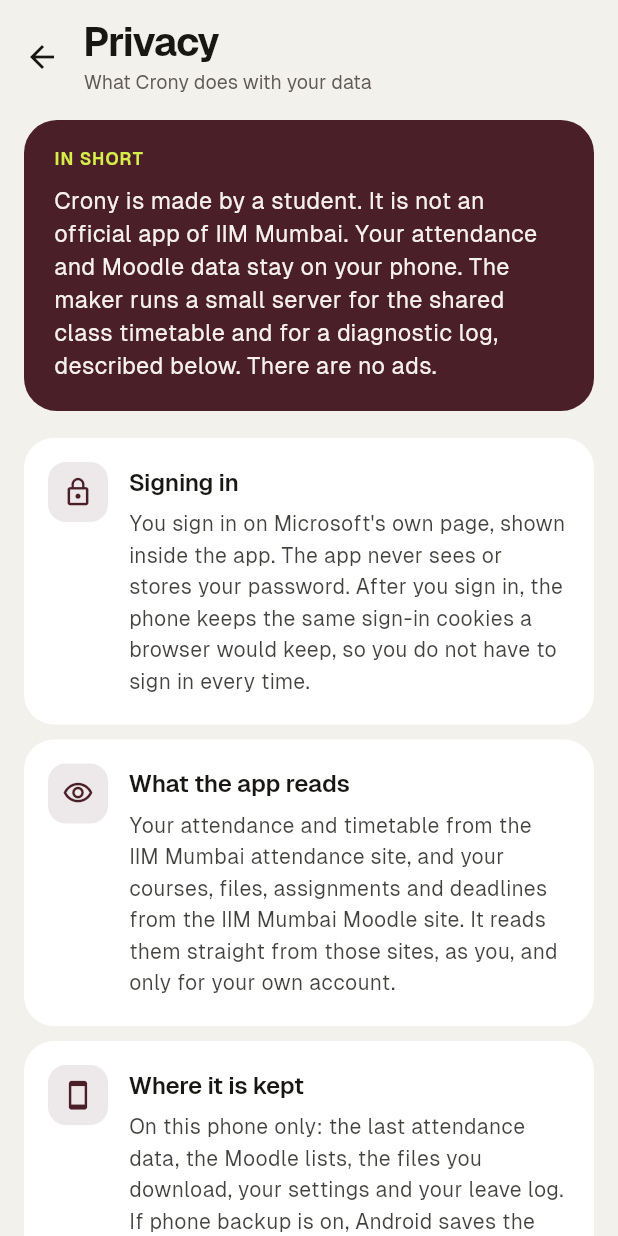
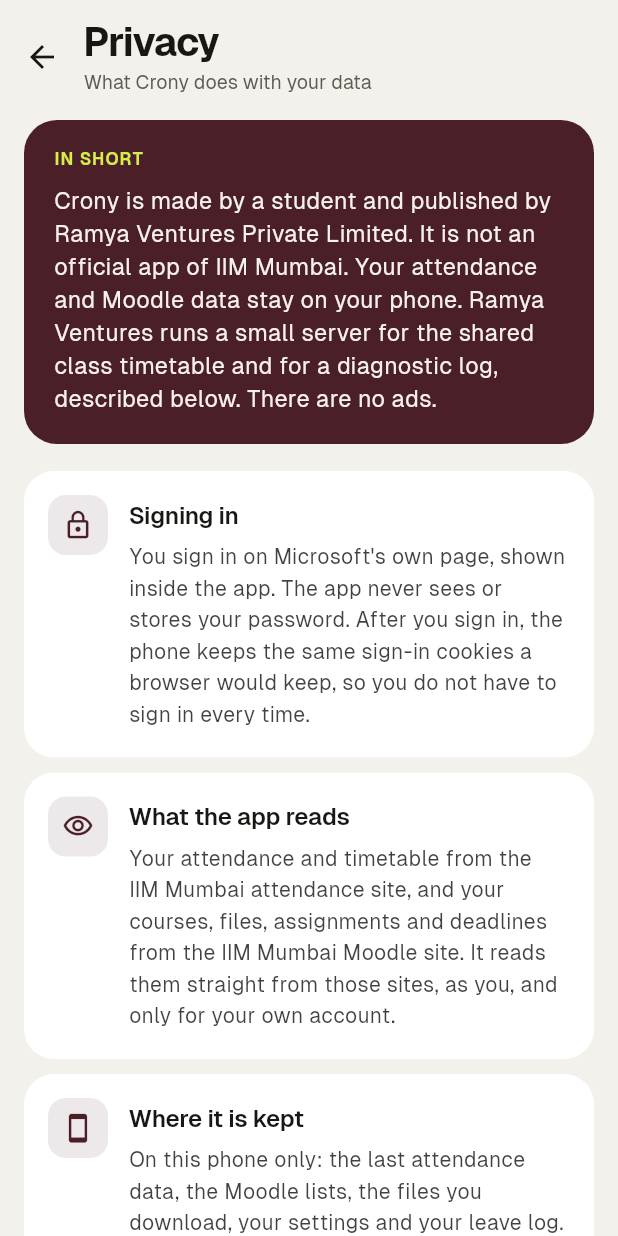
Before and after one commit to RamSoft-by-RVPL/iimm-buddy, a Flutter app: the PrivacyScreen screen opened directly, on a phone screen of 412 x 824 dp. Run offline on Flutter 3.47's test engine with Material 3 defaults, Android fonts, the phone set to English and light mode, and no system bars; our stand-ins replace firebase_core, firebase_messaging, flutter_local_notifications, open_filex, share_plus, shared_preferences and 2 more; missing offline and left inert: pdfx, syncfusion_flutter_pdf, workmanager; accounts and stored records are empty; network calls fail; statements that could not run were skipped.

Commit message:
Ramya Ventures as publisher; server address as a build setting
The privacy text, the diagnostics switch and the Settings footer now say
Crony is published by Ramya Ventures Private Limited, which runs the
server, and the privacy policy gains a contact line. The public page at
/privacy is regenerated from the same text.

apiBase comes from --dart-define=API_BASE, and both workflows pass the
SITE_URL repository variable (default https://buddy.iimmumbai.in), so a
move to a company domain is a variable change plus a release.

```diff
--- a/app/lib/backend.dart
+++ b/app/lib/backend.dart
@@ -16,7 +16,10 @@ import 'package:shared_preferences/shared_preferences.dart';
 import 'log.dart';
 import 'sheet.dart';
 
-const apiBase = 'https://buddy.iimmumbai.in';
+/// The app's server. The release builds pass it in (the SITE_URL variable
+/// of the GitHub repo), so moving to another domain needs no code change.
+const apiBase = String.fromEnvironment('API_BASE',
+    defaultValue: 'https://buddy.iimmumbai.in');
 
 /// Other names of the same server, tried when the custom domain fails:
 /// Cloudflare's own name for the site, then the first address (Vercel),
--- a/app/lib/leave_ui.dart
+++ b/app/lib/leave_ui.dart
@@ -271,10 +271,11 @@ class PrivacyScreen extends StatelessWidget {
   static const sections = [
     (
       'In short',
-      'Crony is made by a student. It is not an official app of IIM '
-          'Mumbai. Your attendance and Moodle data stay on your phone. The '
-          'maker runs a small server for the shared class timetable and for '
-          'a diagnostic log, described below. There are no ads.'
+      'Crony is made by a student and published by Ramya Ventures Private '
+          'Limited. It is not an official app of IIM Mumbai. Your attendance '
+          'and Moodle data stay on your phone. Ramya Ventures runs a small '
+          'server for the shared class timetable and for a diagnostic log, '
+          'described below. There are no ads.'
     ),
     (
       'Signing in',
@@ -301,7 +302,7 @@ class PrivacyScreen extends StatelessWidget {
     (
       'What leaves the phone',
       'Requests to the two IIM Mumbai sites and to Microsoft for signing '
-          'in. The app also asks a small server run by the maker of the app '
+          'in. The app also asks a small server run by Ramya Ventures '
           'for the class timetable of your batch; for that it sends only the '
           'batch name (for example "bs-2026"). The same server receives the '
           'diagnostic log described below. An email or a shared picture goes out '
@@ -317,8 +318,8 @@ class PrivacyScreen extends StatelessWidget {
     ),
     (
       'Diagnostics',
-      'Unless you switch it off in Settings, the app sends the maker\'s '
-          'server a short log of what it did (refreshed, failed with an '
+      'Unless you switch it off in Settings, the app sends Ramya '
+          'Ventures\' server a short log of what it did (refreshed, failed with an '
           'error, set reminders), together with your name, roll number, '
           'batch, phone model, Android version and app version. It is used '
           'to fix problems and to count how many people use the app. It '
@@ -337,6 +338,11 @@ class PrivacyScreen extends StatelessWidget {
       'Sign out in Settings removes the sign-in, the saved data and the '
           'downloaded files. Uninstalling the app removes everything.'
     ),
+    (
+      'Questions',
+      'Write to ramyaventurespvtltd@gmail.com about your data or to have '
+          'your diagnostic log deleted sooner.'
+    ),
   ];
 
   static const _icons = [
@@ -349,6 +355,7 @@ class PrivacyScreen extends StatelessWidget {
     Icons.monitor_heart_outlined,
     Icons.verified_user_outlined,
     Icons.delete_outline,
+    Icons.mail_outline,
   ];
 
   @override
--- a/app/lib/log.dart
+++ b/app/lib/log.dart
@@ -1,7 +1,7 @@
 // The app's diagnostic log.
 //
 // Short notes about what the app did (refreshed, failed, set reminders) are
-// kept in a queue on the phone and sent to the maker's server, with the
+// kept in a queue on the phone and sent to the app's server, with the
 // student's name and roll number, so problems can be found and fixed and
 // users can be counted. No attendance figures, no Moodle content and no
 // sign-in details are ever put in the log. It can be switched off in
--- a/app/lib/settings_ui.dart
+++ b/app/lib/settings_ui.dart
@@ -300,7 +300,7 @@ class _SettingsScreenState extends State<SettingsScreen>
                 Icons.bug_report_outlined,
                 'Send diagnostics',
                 'A log of what the app does, with your name and roll number, '
-                    'goes to the maker of the app so problems can be fixed',
+                    'goes to Ramya Ventures, who publish the app, so problems can be fixed',
                 diagnosticsOn(store.prefs), (v) async {
               await store.prefs.setBool('diag', v);
               if (!v) await store.prefs.remove('log_q');
@@ -412,8 +412,8 @@ class _SettingsScreenState extends State<SettingsScreen>
           ),
           const SizedBox(height: 12),
           Text(
-              'Crony is made by a student. It is not an official app of '
-              'IIM Mumbai.',
+              'Crony is made by a student and published by Ramya Ventures '
+              'Private Limited. It is not an official app of IIM Mumbai.',
               textAlign: TextAlign.center,
               style: t.textTheme.bodySmall
                   ?.copyWith(color: t.colorScheme.onSurfaceVariant)),
```
Also changed, not shown: 3 other files.
